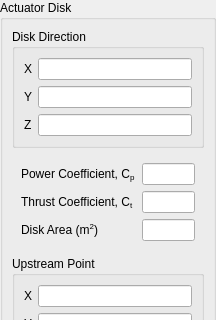
First picture: the form in baramFlow/view/setup/cell_zone_conditions/actuator_disk_widget.ui, repository nextfoam/baram, before the edit; both pictures show x 0 to 216 and y 0 to 320 of the 216 by 480 pixel window.
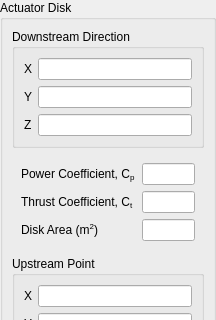
Second picture: the form after the edit.

Commit message: Issue baram#802  to make the meaning clear

What changed in the file:
```diff
--- a/baramFlow/view/setup/cell_zone_conditions/actuator_disk_widget.ui
+++ b/baramFlow/view/setup/cell_zone_conditions/actuator_disk_widget.ui
@@ -35,7 +35,7 @@
       <item>
        <widget class="QGroupBox" name="groupBox_3">
         <property name="title">
-         <string>Disk Direction</string>
+         <string>Downstream Direction</string>
         </property>
         <layout class="QFormLayout" name="formLayout_2">
          <item row="0" column="0">
```
